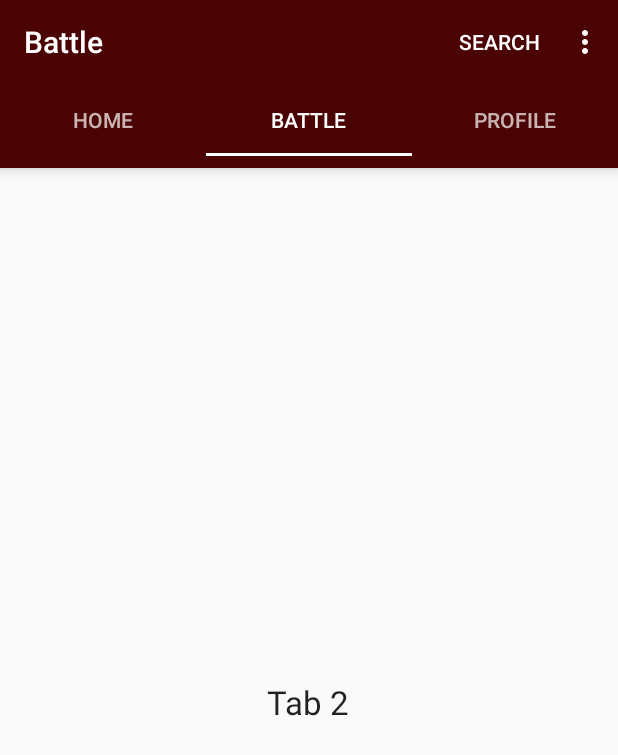
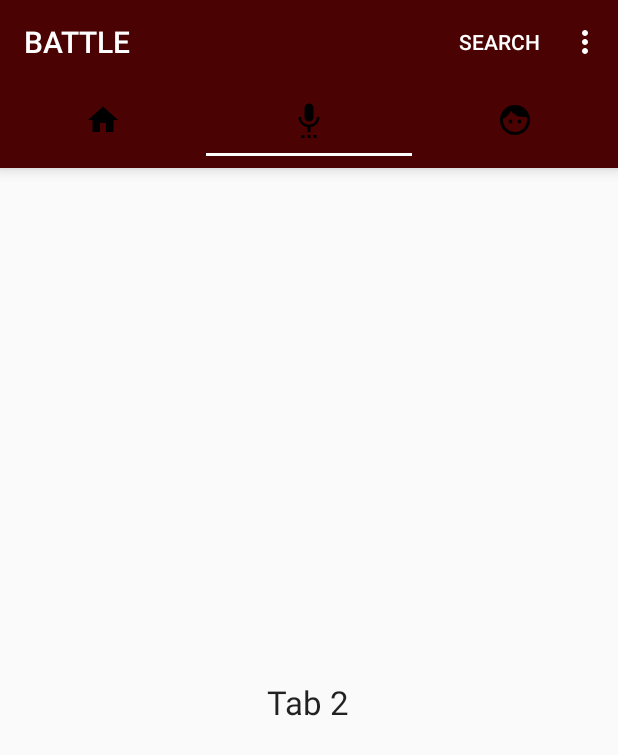
Before and after one commit to Rap-Battle-App/Frontend, an Android app: the MainActivity screen opened directly, with no data from a screen before it, tab 2 chosen, on a phone screen of 412 x 824 dp. Shown: the top 755 px of the screen. Run offline under Robolectric (Android 15) with nearby library versions, the light colour scheme and no system bars.

Commit message:
Layout mit Icons - Entwurf

```diff
--- a/Rapbattle16Bars/app/src/main/java/com/batllerap/hsosna/rapbattle16bars/MainActivity.java
+++ b/Rapbattle16Bars/app/src/main/java/com/batllerap/hsosna/rapbattle16bars/MainActivity.java
@@ -17,21 +17,23 @@ public class MainActivity extends AppCompatActivity {
         // Holt sich den User über das Login
         getIntent().getSerializableExtra("User");
 
-
         super.onCreate(savedInstanceState);
         setContentView(R.layout.activity_main);
 
+        // Toolbar
         final Toolbar toolbar = (Toolbar) findViewById(R.id.toolbar);
         setSupportActionBar(toolbar);
 
+        // Creating Tabs
         TabLayout tabLayout = (TabLayout) findViewById(R.id.tab_layout);
-        tabLayout.addTab(tabLayout.newTab().setText("Home")); //.setIcon(R.mipmap.ic_home_black_24dp));
-        tabLayout.addTab(tabLayout.newTab().setText("Battle"));
-        tabLayout.addTab(tabLayout.newTab().setText("Profile"));
+        tabLayout.addTab(tabLayout.newTab().setContentDescription("HOME").setIcon(R.mipmap.ic_home_black_24dp)); //setText("Home")); //.setIcon(R.mipmap.ic_home_black_24dp));
+        tabLayout.addTab(tabLayout.newTab().setContentDescription("BATTLE").setIcon(R.mipmap.ic_settings_voice_black_24dp));
+        tabLayout.addTab(tabLayout.newTab().setContentDescription("PROFILE").setIcon(R.mipmap.ic_face_black_24dp));
         tabLayout.setTabGravity(TabLayout.GRAVITY_FILL);
 
-        getSupportActionBar().setTitle("Home");
+        getSupportActionBar().setTitle("HOME");
 
+        // Creating Viewpager
         final ViewPager viewPager = (ViewPager) findViewById(R.id.pager);
         final PagerAdapter adapter = new PagerAdapter (getSupportFragmentManager(), tabLayout.getTabCount());
         viewPager.setAdapter(adapter);
@@ -40,7 +42,7 @@ public class MainActivity extends AppCompatActivity {
             @Override
             public void onTabSelected(TabLayout.Tab tab) {
                 viewPager.setCurrentItem(tab.getPosition());
-                getSupportActionBar().setTitle(tab.getText());
+                getSupportActionBar().setTitle(tab.getContentDescription());
             }
 
 
--- a/Rapbattle16Bars/app/src/main/java/com/batllerap/hsosna/rapbattle16bars/PagerAdapter.java
+++ b/Rapbattle16Bars/app/src/main/java/com/batllerap/hsosna/rapbattle16bars/PagerAdapter.java
@@ -11,6 +11,7 @@ public class PagerAdapter extends FragmentStatePagerAdapter {
         super(fm);
         this.mNumOfTabs = NumOfTabs;
     }
+
 
     @Override
     public Fragment getItem(int position) {
@@ -34,4 +35,6 @@ public class PagerAdapter extends FragmentStatePagerAdapter {
     public int getCount() {
         return mNumOfTabs;
     }
+
+
 }
```
Also changed, not shown: Rapbattle16Bars/app/src/main/res/mipmap-hdpi/ic_face_black_24dp.png (added), Rapbattle16Bars/app/src/main/res/mipmap-hdpi/ic_settings_voice_black_24dp.png (added), Rapbattle16Bars/app/src/main/res/mipmap-xhdpi/ic_face_black_24dp.png (added), 1 other file.
